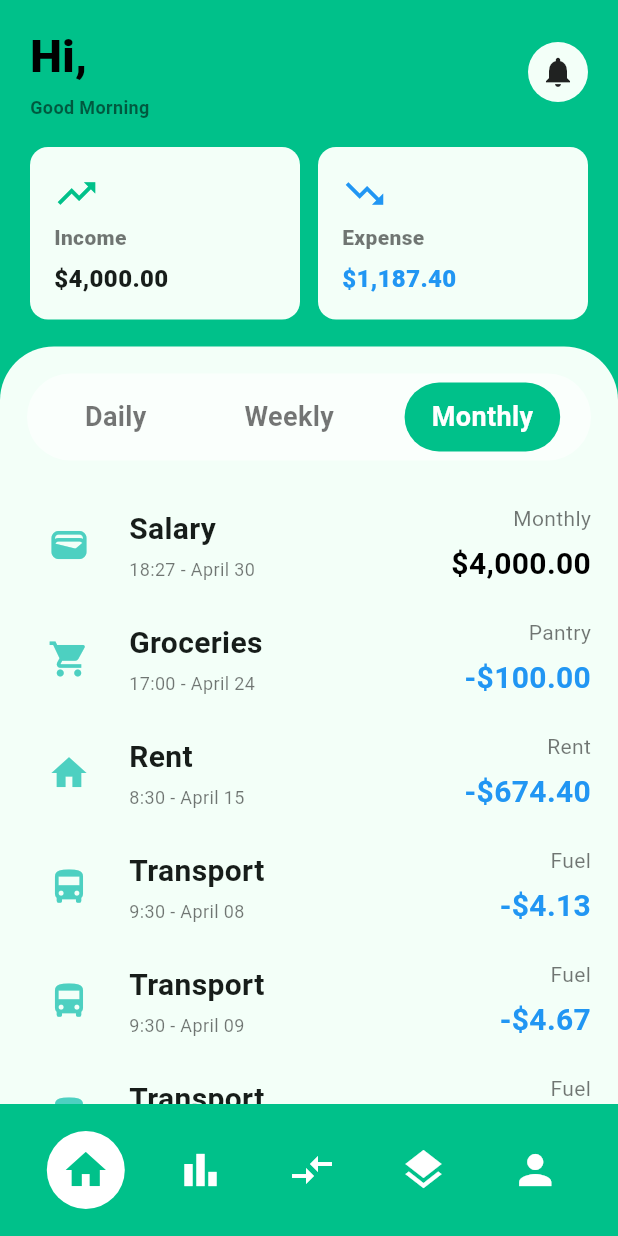
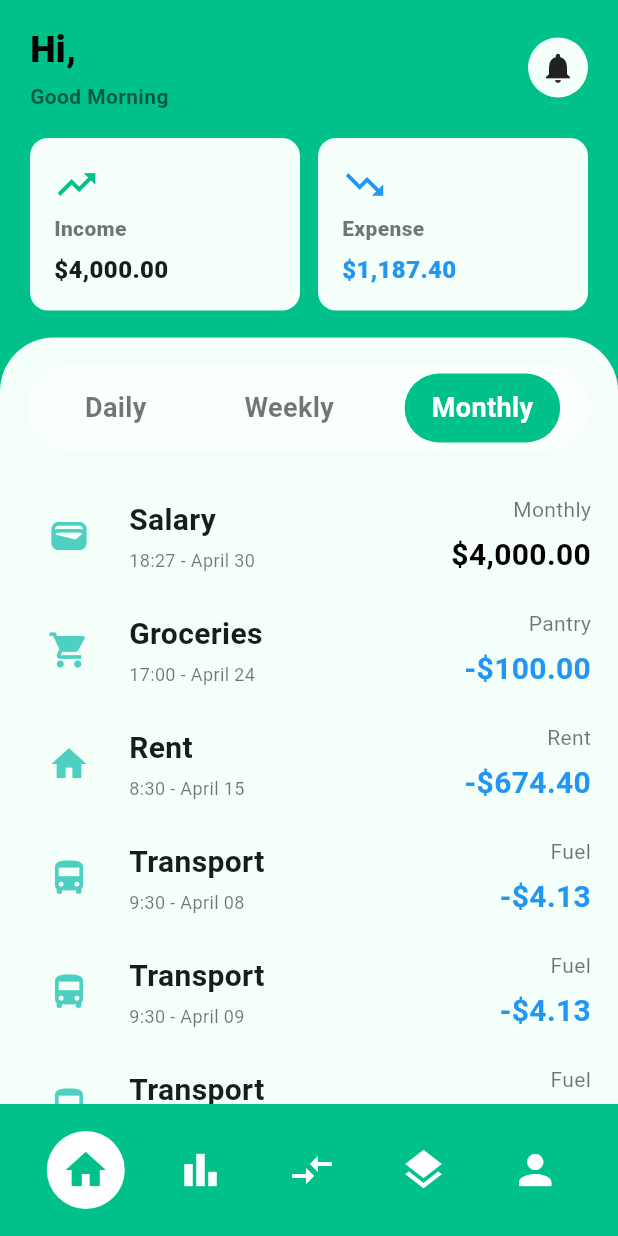
Before and after one commit to trankhoinguyen529-oss/esis, a Flutter app: the Home screen opened directly, on a phone screen of 412 x 824 dp. Run offline on Flutter 3.47's test engine with Material 3 defaults, Android fonts, the phone set to English and light mode, and no system bars; our stand-ins replace firebase_auth, firebase_core, flutter_svg; accounts and stored records are empty.

Commit message:
[WelcomeHome] Add

```diff
--- /dev/null
+++ b/lib/data/data_transaction.dart
@@ -0,0 +1,95 @@
+import 'package:flutter/material.dart';
+
+class TransactionItem {
+  final IconData icon;
+  final String title;
+  final String subtitle;
+  final String tag;
+  final String amount;
+  final bool negative;
+
+  const TransactionItem({
+    required this.icon,
+    required this.title,
+    required this.subtitle,
+    required this.tag,
+    required this.amount,
+    this.negative = false,
+  });
+}
+
+class TransactionData {
+  static const List<TransactionItem> transactions = [
+    TransactionItem(
+      icon: Icons.wallet,
+      title: 'Salary',
+      subtitle: '18:27 - April 30',
+      tag: 'Monthly',
+      amount: '\$4,000.00',
+    ),
+    TransactionItem(
+      icon: Icons.local_grocery_store,
+      title: 'Groceries',
+      subtitle: '17:00 - April 24',
+      tag: 'Pantry',
+      amount: '-\$100.00',
+      negative: true,
+    ),
+    TransactionItem(
+      icon: Icons.home,
+      title: 'Rent',
+      subtitle: '8:30 - April 15',
+      tag: 'Rent',
+      amount: '-\$674.40',
+      negative: true,
+    ),
+    TransactionItem(
+      icon: Icons.directions_bus,
+      title: 'Transport',
+      subtitle: '9:30 - April 08',
+      tag: 'Fuel',
+      amount: '-\$4.13',
+      negative: true,
+    ),
+    TransactionItem(
+      icon: Icons.directions_bus,
+      title: 'Transport',
+      subtitle: '9:30 - April 09',
+      tag: 'Fuel',
+      amount: '-\$4.13',
+      negative: true,
+    ),
+    TransactionItem(
+      icon: Icons.directions_bus,
+      title: 'Transport',
+      subtitle: '9:30 - April 10',
+      tag: 'Fuel',
+      amount: '-\$4.13',
+      negative: true,
+    ),
+    TransactionItem(
+      icon: Icons.directions_bus,
+      title: 'Transport',
+      subtitle: '9:30 - April 11',
+      tag: 'Fuel',
+      amount: '-\$4.13',
+      negative: true,
+    ),
+    TransactionItem(
+      icon: Icons.directions_bus,
+      title: 'Transport',
+      subtitle: '9:30 - April 12',
+      tag: 'Fuel',
+      amount: '-\$4.13',
+      negative: true,
+    ),
+    TransactionItem(
+      icon: Icons.directions_bus,
+      title: 'Transport',
+      subtitle: '9:30 - April 13',
+      tag: 'Fuel',
+      amount: '-\$4.13',
+      negative: true,
+    ),
+  ];
+}
--- a/lib/home/home_screen.dart
+++ b/lib/home/home_screen.dart
@@ -5,6 +5,7 @@ import '../services/auth_service.dart';
 import '../management/management_screen.dart';
 import 'tab_icon.dart';
 import '../transaction/transaction_screen.dart';
+import '../data/data_transaction.dart';
 
 class Home extends StatefulWidget {
   const Home({super.key});
@@ -32,6 +33,24 @@ class _HomeState extends State<Home> {
       curve: Curves.easeInOut,
     );
   }
+
+  Text welcome_user() {
+    DateTime now = DateTime.now();
+    int hour = now.hour;
+    String period = 'Good Evening';
+    if (hour <= 12) period = 'Good Morning';
+    if (hour > 12 && hour < 18) period = 'Good Afternoon';
+    return Text(
+      period,
+      style: TextStyle(
+        color: Colors.black54,
+        fontSize: 14,
+        fontWeight: FontWeight.w700,
+      ),
+    );
+  }
+
+  void display_transaction() {}
 
   int get _selectedIconIndex {
     switch (_currentPage) {
@@ -103,19 +122,12 @@ class _HomeState extends State<Home> {
                       'Hi, $displayName',
                       style: const TextStyle(
                         color: Colors.black,
-                        fontSize: 30,
+                        fontSize: 24,
                         fontWeight: FontWeight.w800,
                       ),
                     ),
                     const SizedBox(height: 4),
-                    const Text(
-                      'Good Morning',
-                      style: TextStyle(
-                        color: Colors.black54,
-                        fontSize: 12,
-                        fontWeight: FontWeight.w700,
-                      ),
-                    ),
+                    welcome_user(),
                   ],
                 ),
               ),
@@ -266,66 +278,21 @@ class _HomeState extends State<Home> {
                 ),
                 const SizedBox(height: 18),
                 Expanded(
-                  child: ListView(
-                    children: [
-                      _buildTransactionItem(
-                        Icons.wallet,
-                        'Salary',
-                        '18:27 - April 30',
-                        'Monthly',
-                        '\$4,000.00',
-                      ),
-                      _buildTransactionItem(
-                        Icons.local_grocery_store,
-                        'Groceries',
-                        '17:00 - April 24',
-                        'Pantry',
-                        '-\$100.00',
-                        negative: true,
-                      ),
-                      _buildTransactionItem(
-                        Icons.home,
-                        'Rent',
-                        '8:30 - April 15',
-                        'Rent',
-                        '-\$674.40',
-                        negative: true,
-                      ),
-                      _buildTransactionItem(
-                        Icons.directions_bus,
-                        'Transport',
-                        '9:30 - April 08',
-                        'Fuel',
-                        '-\$4.13',
-                        negative: true,
-                      ),
-                      _buildTransactionItem(
-                        Icons.directions_bus,
-                        'Transport',
-                        '9:30 - April 09',
-                        'Fuel',
-                        '-\$4.67',
-                        negative: true,
-                      ),
-                      _buildTransactionItem(
-                        Icons.directions_bus,
-                        'Transport',
-                        '9:30 - April 10',
-                        'Fuel',
-                        '-\$6.7',
-                        negative: true,
-                      ),
-                      _buildTransactionItem(
-                        Icons.directions_bus,
-                        'Transport',
-                        '9:30 - April 11',
-                        'Fuel',
-                        '-\$9.67',
-                        negative: true,
-                      ),
-                    ],
-                  ),
-                ),
+                    child: ListView.builder(
+                  itemCount: TransactionData.transactions.length,
+                  itemBuilder: (context, index) {
+                    final item = TransactionData.transactions[index];
+
+                    return _buildTransactionItem(
+                      item.icon,
+                      item.title,
+                      item.subtitle,
+                      item.tag,
+                      item.amount,
+                      negative: item.negative,
+                    );
+                  },
+                )),
               ],
             ),
           ),
```
